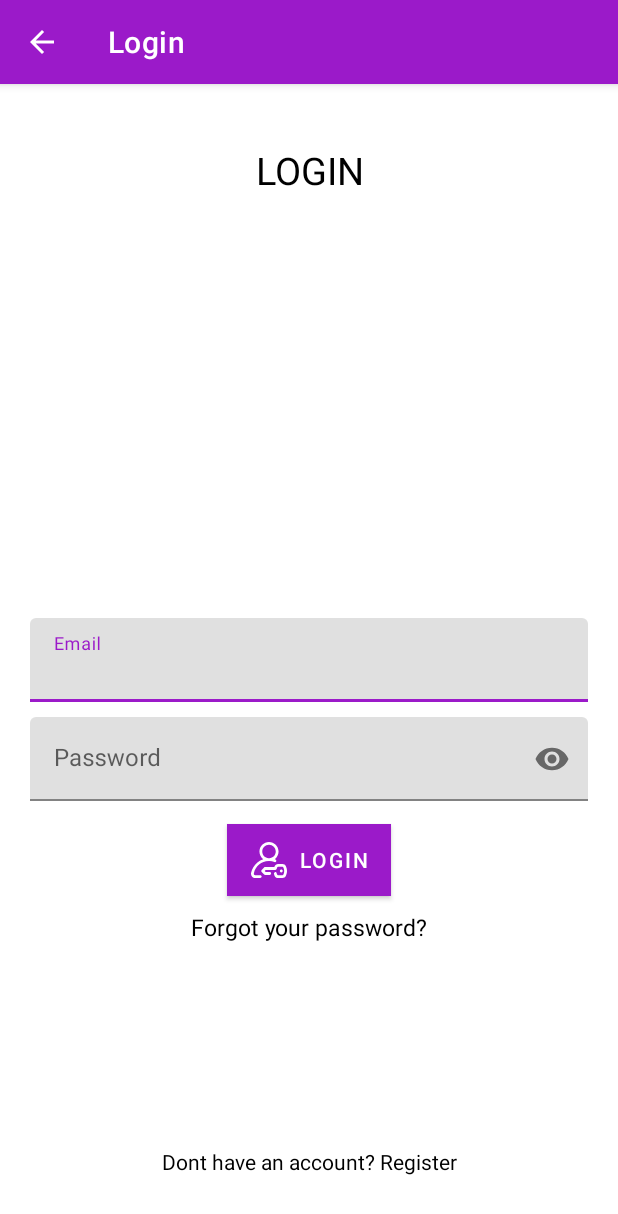
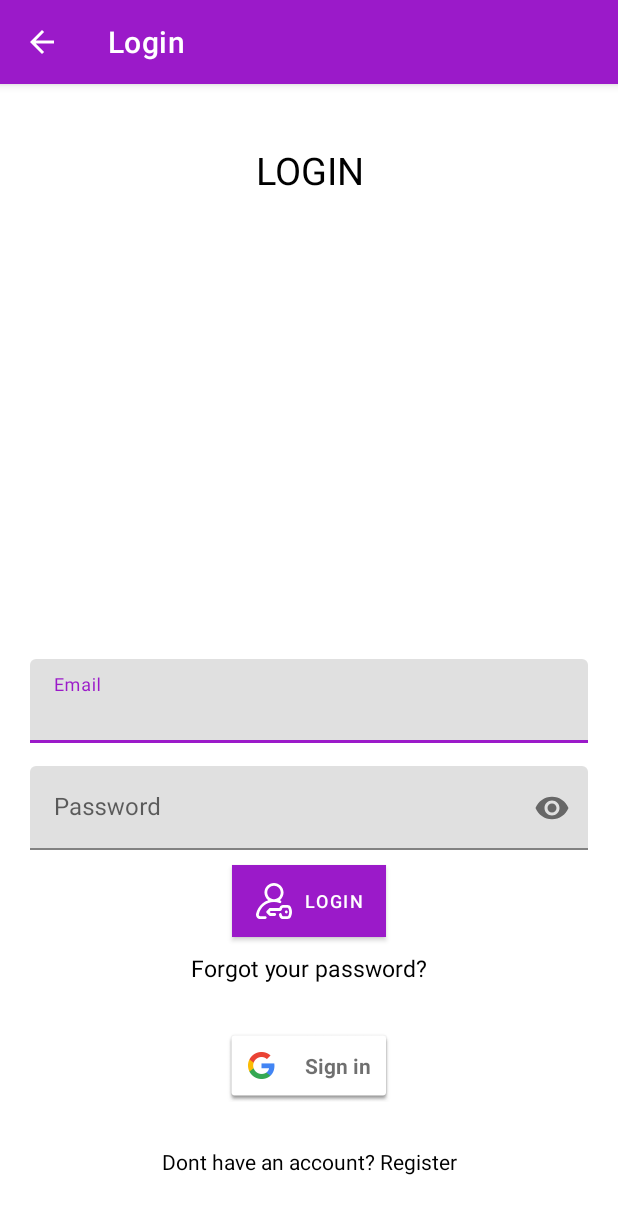
Before and after one commit to NoamMuallem/android_app_with_firebase, an Android app: the LoginActivity screen opened directly, with no data from a screen before it, on a phone screen of 412 x 824 dp. Shown: the top 1214 px of the screen. Run offline under Robolectric (Android 15) with nearby library versions, the phone set to English and light mode, and no system bars; our stand-ins replace Firebase (no records; nobody signed in at launch, a user with empty details on screens opened directly).

Commit message:
adding login with google

```diff
--- a/app/src/main/java/com/example/firebaseapp/LoginActivity.java
+++ b/app/src/main/java/com/example/firebaseapp/LoginActivity.java
@@ -19,19 +19,33 @@ import android.widget.LinearLayout;
 import android.widget.TextView;
 import android.widget.Toast;
 
+import com.google.android.gms.auth.api.signin.GoogleSignIn;
+import com.google.android.gms.auth.api.signin.GoogleSignInAccount;
+import com.google.android.gms.auth.api.signin.GoogleSignInClient;
+import com.google.android.gms.auth.api.signin.GoogleSignInOptions;
+import com.google.android.gms.common.SignInButton;
+import com.google.android.gms.common.api.ApiException;
 import com.google.android.gms.tasks.OnCompleteListener;
 import com.google.android.gms.tasks.OnFailureListener;
 import com.google.android.gms.tasks.Task;
+import com.google.android.material.snackbar.Snackbar;
+import com.google.firebase.auth.AuthCredential;
 import com.google.firebase.auth.AuthResult;
 import com.google.firebase.auth.FirebaseAuth;
 import com.google.firebase.auth.FirebaseUser;
+import com.google.firebase.auth.GoogleAuthProvider;
 
 public class LoginActivity extends AppCompatActivity {
+
+    //for google sign in
+    private static final int RC_SIGN_IN = 100;
+    GoogleSignInClient mGoogleSignInClient;
 
     //views
     EditText login_edt_email, login_edt_password;
     Button login_btn_submit;
     TextView login_lbl_noAccount, login_lbl_password_recovery;
+    SignInButton login_btn_google_login;
 
     //Declare an instance of FirebaseAuth
     private FirebaseAuth mAuth;
@@ -51,6 +65,14 @@ public class LoginActivity extends AppCompatActivity {
         actionBar.setDisplayHomeAsUpEnabled(true);
         actionBar.setDisplayShowHomeEnabled(true);
 
+        // Configure Google Sign In
+        GoogleSignInOptions gso = new GoogleSignInOptions.Builder(GoogleSignInOptions.DEFAULT_SIGN_IN)
+                .requestIdToken(getString(R.string.default_web_client_id))
+                .requestEmail()
+                .build();
+
+        mGoogleSignInClient = GoogleSignIn.getClient(this, gso);
+
         //initialize the FirebaseAuth instance.
         mAuth = FirebaseAuth.getInstance();
 
@@ -60,6 +82,7 @@ public class LoginActivity extends AppCompatActivity {
         login_btn_submit = findViewById(R.id.login_btn_submit);
         login_lbl_noAccount = findViewById(R.id.login_lbl_noAccount);
         login_lbl_password_recovery = findViewById(R.id.login_lbl_password_recovery);
+        login_btn_google_login = findViewById(R.id.login_btn_google_login);
 
         //init progress dialog
         pd = new ProgressDialog(this);
@@ -69,6 +92,16 @@ public class LoginActivity extends AppCompatActivity {
             @Override
             public void onClick(View v) {
                 showRecoverPasswordDialog();
+            }
+        });
+
+        //handle google login button click
+        login_btn_google_login.setOnClickListener(new View.OnClickListener() {
+            @Override
+            public void onClick(View v) {
+                //begin google sign in
+                Intent signInIntent = mGoogleSignInClient.getSignInIntent();
+                startActivityForResult(signInIntent, RC_SIGN_IN);
             }
         });
 
@@ -220,4 +253,48 @@ public class LoginActivity extends AppCompatActivity {
         onBackPressed(); //go to privies activity
         return super.onSupportNavigateUp();
     }
+
+    @Override
+    public void onActivityResult(int requestCode, int resultCode, Intent data) {
+        super.onActivityResult(requestCode, resultCode, data);
+
+        // Result returned from launching the Intent from GoogleSignInApi.getSignInIntent(...);
+        if (requestCode == RC_SIGN_IN) {
+            Task<GoogleSignInAccount> task = GoogleSignIn.getSignedInAccountFromIntent(data);
+            try {
+                // Google Sign In was successful, authenticate with Firebase
+                GoogleSignInAccount account = task.getResult(ApiException.class);
+                firebaseAuthWithGoogle(account.getIdToken());
+            } catch (ApiException e) {
+                // Google Sign In failed, update UI appropriately
+                Toast.makeText(this,""+e.getMessage(), Toast.LENGTH_SHORT).show();
+            }
+        }
+    }
+
+    private void firebaseAuthWithGoogle(String idToken) {
+        AuthCredential credential = GoogleAuthProvider.getCredential(idToken, null);
+        mAuth.signInWithCredential(credential)
+                .addOnCompleteListener(this, new OnCompleteListener<AuthResult>() {
+                    @Override
+                    public void onComplete(@NonNull Task<AuthResult> task) {
+                        if (task.isSuccessful()) {
+                            // Sign in success, update UI with the signed-in user's information
+                            FirebaseUser user = mAuth.getCurrentUser();
+                            //go to profile account
+                            startActivity(new Intent(LoginActivity.this, ProfileActivity.class));
+                            finish();
+                        } else {
+                            // If sign in fails, display a message to the user.
+                            Toast.makeText(LoginActivity.this,"Login Failed...",Toast.LENGTH_SHORT).show();
+                        }
+                    }
+                }).addOnFailureListener(new OnFailureListener() {
+            @Override
+            public void onFailure(@NonNull Exception e) {
+                //get and show error
+                Toast.makeText(LoginActivity.this,""+e.getMessage(),Toast.LENGTH_SHORT).show();
+            }
+        });
+    }
 }
--- a/app/src/main/res/layout/activity_login.xml
+++ b/app/src/main/res/layout/activity_login.xml
@@ -23,12 +23,13 @@
         android:id="@+id/login_txf_email"
         android:layout_width="match_parent"
         android:layout_height="wrap_content"
-        android:layout_centerHorizontal="true"
-        android:layout_centerVertical="true">
+        android:layout_above="@+id/login_txf_password">
+        >
         <EditText
             android:id="@+id/login_edt_email"
             android:inputType="textEmailAddress"
             android:hint="Email"
+            android:layout_marginBottom="15dp"
             android:layout_width="match_parent"
             android:layout_height="wrap_content"/>
     </com.google.android.material.textfield.TextInputLayout>
@@ -38,15 +39,13 @@
         android:id="@+id/login_txf_password"
         android:layout_width="match_parent"
         android:layout_height="wrap_content"
-        android:layout_centerHorizontal="true"
-        android:layout_centerVertical="true"
         app:passwordToggleEnabled="true"
-        android:layout_below="@+id/login_txf_email">
+        android:layout_above="@+id/login_btn_submit">
         <EditText
             android:id="@+id/login_edt_password"
             android:inputType="textPassword"
             android:hint="Password"
-            android:layout_marginTop="10dp"
+            android:layout_marginBottom="10dp"
             android:layout_width="match_parent"
             android:layout_height="wrap_content"/>
     </com.google.android.material.textfield.TextInputLayout>
@@ -55,13 +54,14 @@
     <Button
         android:id="@+id/login_btn_submit"
         android:text="Login"
-        android:layout_marginTop="15dp"
+        android:layout_marginBottom="10dp"
         android:background="@color/colorPrimary"
         android:textColor="@color/colorWhite"
         android:layout_centerHorizontal="true"
+        android:textSize="12dp"
         android:layout_width="wrap_content"
         android:layout_height="wrap_content"
-        android:layout_below="@+id/login_txf_password"
+        android:layout_above="@+id/login_lbl_password_recovery"
         android:drawableLeft="@drawable/login" />
 
     <!--Show dialog to recover password-->
@@ -69,13 +69,23 @@
         android:id="@+id/login_lbl_password_recovery"
         android:layout_width="match_parent"
         android:layout_height="wrap_content"
-        android:layout_marginTop="10dp"
+        android:layout_marginBottom="30dp"
         android:textAlignment="center"
         android:text="Forgot your password?"
         android:textColor="@color/colorBlack"
         android:textSize="15dp"
-        android:layout_below="@+id/login_btn_submit"
+        android:layout_above="@+id/login_btn_google_login"
         android:gravity="center_horizontal" />
+
+<!--    google login-->
+    <com.google.android.gms.common.SignInButton
+        android:id="@+id/login_btn_google_login"
+        android:layout_height="wrap_content"
+        android:layout_width="wrap_content"
+        android:layout_centerHorizontal="true"
+        android:layout_marginBottom="30dp"
+        android:layout_above="@id/login_lbl_noAccount">
+    </com.google.android.gms.common.SignInButton>
 
 
     <!--    TextView: Click go to register activity-->
```
Also changed, not shown: app/build.gradle (+3 -4 lines), app/src/main/res/layout/activity_register.xml (+9 -9 lines).
